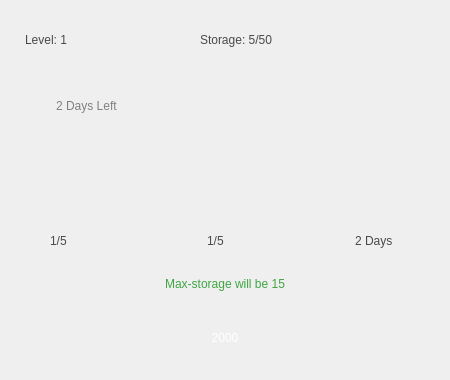
This is client/detailsdialog.ui in ArashSameni/HayDay as Qt 5 draws it before an edit. The edited form follows.
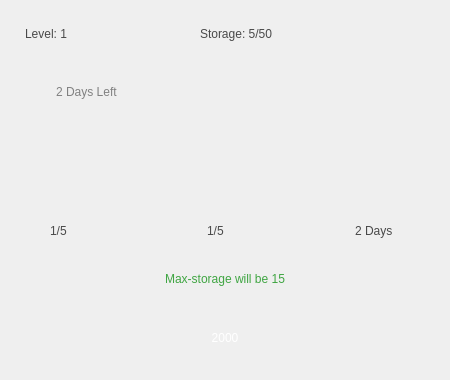
This is the edited form. Icons and pictures are not drawn.

```diff
--- a/client/detailsdialog.ui
+++ b/client/detailsdialog.ui
@@ -27,7 +27,7 @@
    <property name="geometry">
     <rect>
      <x>25</x>
-     <y>24</y>
+     <y>18</y>
      <width>111</width>
      <height>31</height>
     </rect>
@@ -35,12 +35,15 @@
    <property name="text">
     <string>Level: 1</string>
    </property>
+   <property name="alignment">
+    <set>Qt::AlignLeading|Qt::AlignLeft|Qt::AlignVCenter</set>
+   </property>
   </widget>
   <widget class="QLabel" name="lblShovel">
    <property name="geometry">
     <rect>
      <x>50</x>
-     <y>220</y>
+     <y>210</y>
      <width>41</width>
      <height>41</height>
     </rect>
@@ -53,7 +56,7 @@
    <property name="geometry">
     <rect>
      <x>355</x>
-     <y>220</y>
+     <y>210</y>
      <width>71</width>
      <height>41</height>
     </rect>
@@ -66,7 +69,7 @@
    <property name="geometry">
     <rect>
      <x>207</x>
-     <y>220</y>
+     <y>210</y>
      <width>41</width>
      <height>41</height>
     </rect>
@@ -79,7 +82,7 @@
    <property name="geometry">
     <rect>
      <x>200</x>
-     <y>24</y>
+     <y>18</y>
      <width>171</width>
      <height>31</height>
     </rect>
@@ -92,7 +95,7 @@
    <property name="geometry">
     <rect>
      <x>0</x>
-     <y>268</y>
+     <y>263</y>
      <width>450</width>
      <height>31</height>
     </rect>
@@ -137,7 +140,7 @@
    <property name="geometry">
     <rect>
      <x>25</x>
-     <y>94</y>
+     <y>80</y>
      <width>391</width>
      <height>24</height>
     </rect>
```
Left out of the diff: 2 changed lines with no effect on the pictures.
